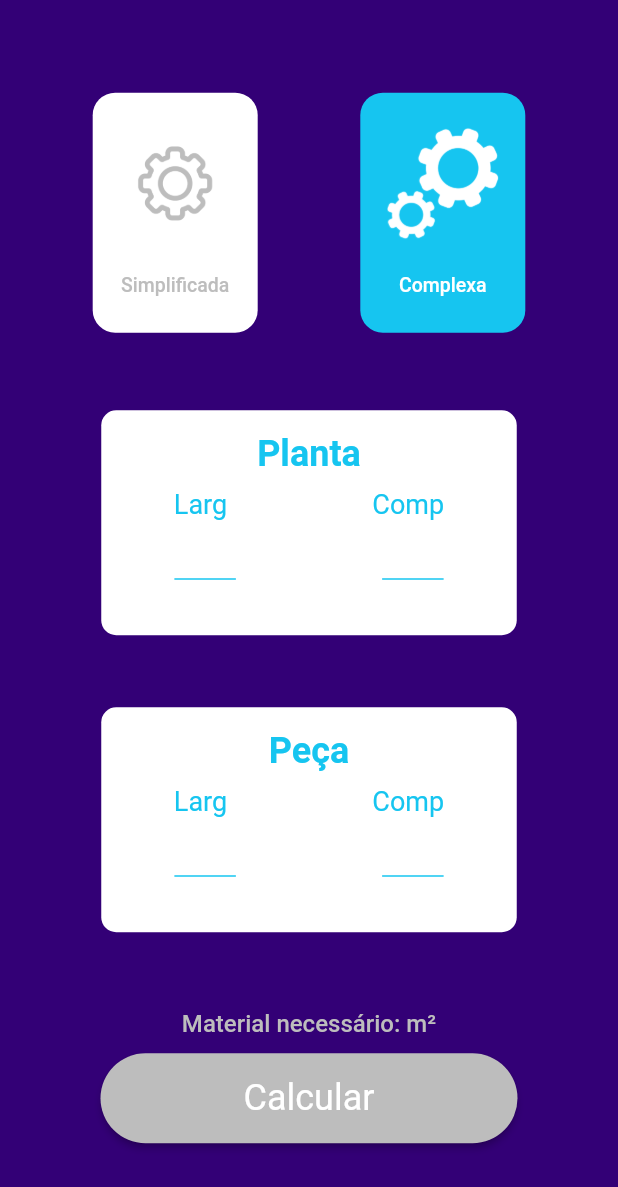
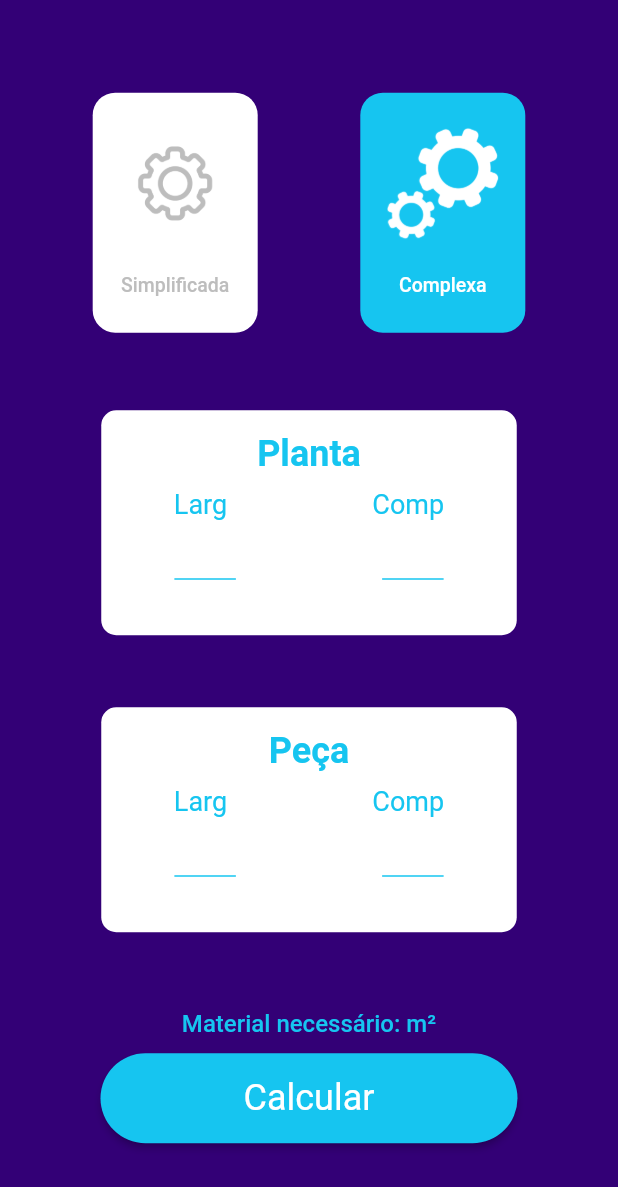
Before and after one commit to Bruno-Klemz/Floor-calculator, a Flutter app: the screen it shows after launch, after a tap on "Complexa", on a phone screen of 412 x 824 dp. Shown: the top 1187 px of the screen. Run offline on Flutter 3.47's test engine with Material 2 defaults, Android fonts, the light colour scheme and no system bars; our stand-ins replace flutter_mobx, flutter_modular, mobx; generated files the repository leaves out were written again.

Commit message:
fix bugs

```diff
--- a/floor_calculator/lib/DesignSystem/custom_text_input.dart
+++ b/floor_calculator/lib/DesignSystem/custom_text_input.dart
@@ -5,19 +5,12 @@ import '../HomePage/Controller/homepage_controller.dart';
 class CustomTextInput {
   Widget buildCustomTextInput(
       {required TextEditingController controller,
-      required String key,
       required double textFieldHeight,
       required double textFieldWidth, HomePageController? homePageController}) {
     return SizedBox(
       height: textFieldHeight,
       width: textFieldWidth,
       child: TextField(
-        key: Key(key),
-        onSubmitted: (_) {
-          if (key == 'Length') {
-            homePageController?.activeButton();
-          }
-        },
         cursorColor: const Color(0xFF16C5F0),
         decoration: const InputDecoration(
           enabledBorder: UnderlineInputBorder(
--- a/floor_calculator/lib/HomePage/View/homepage.dart
+++ b/floor_calculator/lib/HomePage/View/homepage.dart
@@ -54,15 +54,13 @@ class HomePage extends StatelessWidget {
                   Observer(builder: (_) {
                     return _mapFloorMaterialToText();
                   }),
-                  Observer(builder: (_) {
-                    return Padding(
+                  Padding(
                     padding: EdgeInsets.only(
                         top: layoutConstrains.resultTextPadding),
                     child: _buildMainButton(
                       'Calcular',
                     ),
-                    );
-                  })
+                  )
                 ],
               )
             ],
@@ -73,15 +71,7 @@ class HomePage extends StatelessWidget {
   }
 
   Text _mapFloorMaterialToText() {
-    if (controller.floorMaterial == 0 && controller.isWithError == false) {
-      return customText.buildCustomText(
-          controller.resultLabel, const Color(0xFFBDBDBD), 16, FontWeight.w500);
-    } else if (controller.floorMaterial == 0 &&
-        controller.isWithError == true) {
-      return customText.buildCustomText(
-          controller.resultLabel, Colors.red, 16, FontWeight.w500);
-    } else if (controller.floorMaterial != 0 &&
-        controller.isWithError == true) {
+    if (controller.isWithError == true) {
       return customText.buildCustomText(
           controller.resultLabel, Colors.red, 16, FontWeight.w500);
     } else {
@@ -112,7 +102,8 @@ class HomePage extends StatelessWidget {
     partWidthController.text = '';
     partLengthController.text = '';
     controller.floorMaterial = 0;
-    controller.isButtonActive = false;
+    controller.resultLabel = 'Material necessário: m²';
+    controller.isWithError = false;
   }
 
   Widget _buildChangeMethodTypeButton(
@@ -239,12 +230,11 @@ class HomePage extends StatelessWidget {
                     controller: controller1,
                     textFieldHeight: layoutConstrains.textInputHeight,
                     textFieldWidth: layoutConstrains.textInputWidth,
-                      key: 'Width'),
+                  ),
                   customTextField.buildCustomTextInput(
                       controller: controller2,
                       textFieldHeight: layoutConstrains.textInputHeight,
                       textFieldWidth: layoutConstrains.textInputWidth,
-                      key: 'Length',
                       homePageController: controller)
                 ]),
           ),
@@ -259,15 +249,12 @@ class HomePage extends StatelessWidget {
       height: layoutConstrains.calculateButtonHeight,
       child: ElevatedButton(
         onPressed: () {
+          try {
             if (controller.methodType == 'Simple') {
-            try {
               controller.calculateFloorMaterial(
                 plantWidth: double.parse(plantWidthController.text),
                 plantLength: double.parse(plantLengthController.text),
               );
-            } catch (e) {
-              controller.displayErrorMessage('Digite todos os campos!');
-            }
             } else {
               controller.calculateFloorMaterial(
                 plantWidth: double.parse(plantWidthController.text),
@@ -276,13 +263,14 @@ class HomePage extends StatelessWidget {
                 partLength: double.parse(partLengthController.text),
               );
             }
+          } catch (e) {
+            controller.displayErrorMessage('Digite todos os campos!');
+          }
         },
         child: customText.buildCustomText(
             label, Colors.white, 24, FontWeight.w400),
         style: ElevatedButton.styleFrom(
-            primary: controller.isButtonActive
-                ? const Color(0xFF16C5F0)
-                : const Color(0xFFBDBDBD),
+            primary: const Color(0xFF16C5F0),
             shape: RoundedRectangleBorder(
               borderRadius: BorderRadius.circular(
                   layoutConstrains.calculateButtonBorderRadius),
```
Also changed, not shown: floor_calculator/lib/HomePage/Controller/homepage_controller.dart (+2 -9 lines), floor_calculator/lib/HomePage/Controller/homepage_controller.g.dart. Lines whose indentation alone changed are shown as unchanged.
